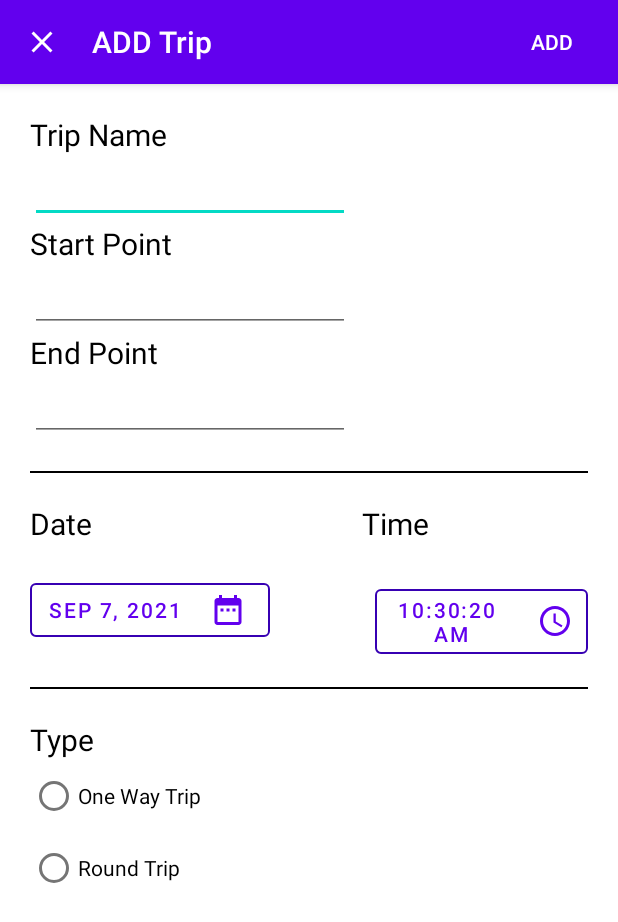
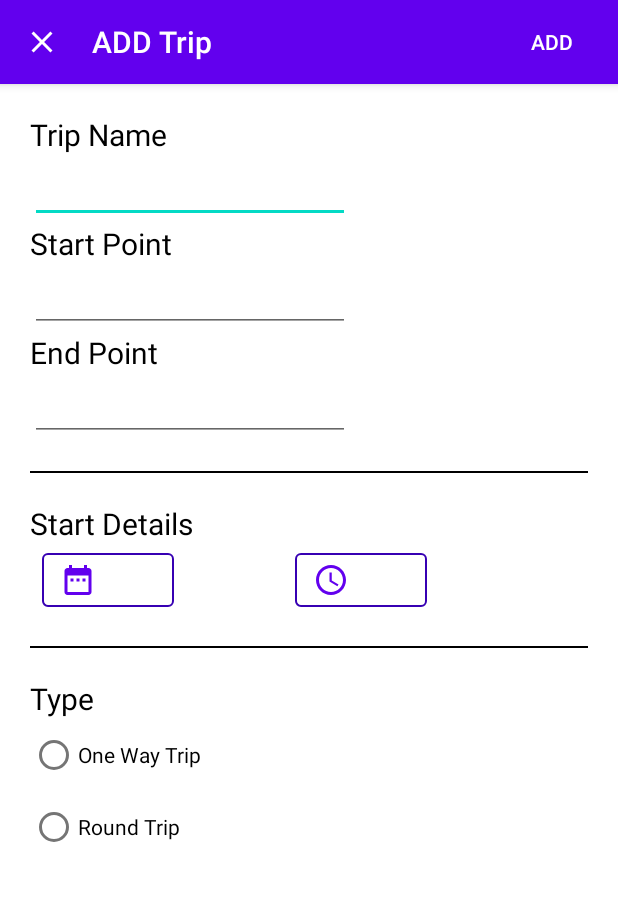
Before and after one commit to amrel7afy/TRIPAWY, an Android app: the screen it shows after launch once a user with an empty profile is signed in (AddNewTripActivity), after a tap on an icon or button, on a phone screen of 412 x 824 dp. Shown: the top 922 px of the screen. Run offline under Robolectric (Android 15) with nearby library versions, the phone set to English and light mode, and no system bars; our stand-ins replace Firebase (no records; nobody signed in at launch, a user with empty details on screens opened directly), Room's generated code, navigation-ui.

Commit message:
Notes Start Trip In Google Maps (Static Place)

```diff
--- a/app/build.gradle
+++ b/app/build.gradle
@@ -65,4 +65,7 @@ dependencies {
 
 
 
+
+
+
 }
--- a/app/src/main/java/com/example/tripawy/AddNewTripActivity.java
+++ b/app/src/main/java/com/example/tripawy/AddNewTripActivity.java
@@ -1,11 +1,15 @@
 package com.example.tripawy;
 
+import androidx.annotation.NonNull;
 import androidx.appcompat.app.AppCompatActivity;
 
 import android.annotation.SuppressLint;
 import android.app.DatePickerDialog;
+import android.app.Fragment;
 import android.app.TimePickerDialog;
+import android.content.Intent;
 import android.os.Bundle;
+import android.util.Log;
 import android.view.View;
 import android.widget.Button;
 import android.widget.DatePicker;
@@ -16,13 +20,10 @@ import android.widget.RadioGroup;
 import android.widget.TimePicker;
 import android.widget.Toast;
 
-import java.sql.Time;
 import java.text.DateFormat;
-import java.text.ParseException;
-import java.text.SimpleDateFormat;
+
 import java.util.ArrayList;
 import java.util.Calendar;
-import java.util.Date;
 import java.util.concurrent.Executors;
 
 public class AddNewTripActivity extends AppCompatActivity {
@@ -41,6 +42,7 @@ public class AddNewTripActivity extends AppCompatActivity {
     private int year, month, dayOfMonth, hour, minute;
     private Calendar c, cDate;
 
+
     @Override
     protected void onCreate(Bundle savedInstanceState) {
         super.onCreate(savedInstanceState);
@@ -56,12 +58,10 @@ public class AddNewTripActivity extends AppCompatActivity {
         hour = calendar.get(Calendar.HOUR_OF_DAY);
         minute = calendar.get(Calendar.MINUTE);
 
-
-        updateTime(calendar);
-        updateDate(calendar);
+    }
 
 
-    }
+
 
     private void initializeComponent() {
         btn_datePicker = findViewById(R.id.btnDatePicker);
@@ -154,7 +154,8 @@ public class AddNewTripActivity extends AppCompatActivity {
         radioButtonType = (RadioButton) findViewById(selectedId);
         if (editTxtTripName.getText().toString().isEmpty()
                 || editTxtStartPoint.getText().toString().isEmpty()
-                || editTxtEndPoint.getText().toString().isEmpty() || radioButtonType == null) {
+                || editTxtEndPoint.getText().toString().isEmpty() || radioButtonType == null
+                || btn_timePicker.getText().toString().isEmpty()|| btn_datePicker.getText().toString().isEmpty()) {
             Toast.makeText(getApplicationContext(), "Please fill all fields", Toast.LENGTH_SHORT).show();
             return true;
         }
--- a/app/src/main/java/com/example/tripawy/AddNoteActivity.java
+++ b/app/src/main/java/com/example/tripawy/AddNoteActivity.java
@@ -65,6 +65,11 @@ public class AddNoteActivity extends AppCompatActivity {
     }
 
     public void save(View v) {
+        editTextNote = view1.findViewById(R.id.editTextNote);
+        if(editTextNote.getText().toString().isEmpty()){
+        }else{
+            arrayListNotes.add(editTextNote.getText().toString());
+        }
         trip.setNotes(arrayListNotes);
         Executors.newSingleThreadExecutor().execute(() -> {
             RoomDB.getTrips(this.getApplicationContext()).update(trip);
--- a/app/src/main/java/com/example/tripawy/AlarmService.java
+++ b/app/src/main/java/com/example/tripawy/AlarmService.java
@@ -56,8 +56,10 @@ public class AlarmService extends Service {
                     public void onClick(DialogInterface dialog, int id) {
                         //TODO  intent to go to google maps
                         Uri gmmIntentUri = Uri.parse("geo:12.22222,22.22222");
-                        Intent intent =new Intent(Intent.ACTION_VIEW,gmmIntentUri);
-                        intent.setPackage("com.google.android.apps.maps");
+                        //Intent intent =new Intent(Intent.ACTION_VIEW,gmmIntentUri);
+                        //intent.setPackage("com.google.android.apps.maps");
+                        Intent intent = new Intent(android.content.Intent.ACTION_VIEW,
+                                Uri.parse("google.navigation:q=mansoura"));
                         intent.setFlags(Intent.FLAG_ACTIVITY_NEW_TASK);
                         if (intent.resolveActivity(getPackageManager()) != null) {
                             startActivity(intent);
--- a/app/src/main/java/com/example/tripawy/HomeActivity.java
+++ b/app/src/main/java/com/example/tripawy/HomeActivity.java
@@ -138,6 +138,8 @@ public class HomeActivity extends AppCompatActivity {
                     int id = menuItem.getItemId();
                     if (id == R.id.btn_sync) {
                         sync(uid);
+                    }else if(id == R.id.btn_logout){
+
                     }
                     NavigationUI.onNavDestinationSelected(menuItem, navController);
                     drawer.closeDrawer(GravityCompat.START);
--- a/app/src/main/java/com/example/tripawy/LoginActivity.java
+++ b/app/src/main/java/com/example/tripawy/LoginActivity.java
@@ -44,7 +44,6 @@ public class LoginActivity extends AppCompatActivity {
         setContentView(R.layout.activity_login);
         initializeComponent();
         mAuth = FirebaseAuth.getInstance();
-
 
     }
 
--- a/app/src/main/res/layout/activity_add_new_trip.xml
+++ b/app/src/main/res/layout/activity_add_new_trip.xml
@@ -127,53 +127,49 @@
                 <TextView
                     android:layout_width="wrap_content"
                     android:layout_height="wrap_content"
-                    android:text="@string/date"
+                    android:text="@string/start_details"
                     android:textSize="20dp"
                     android:textColor="@color/black"/>
 
-                <TextView
-                    android:layout_width="wrap_content"
-                    android:layout_height="wrap_content"
-                    android:text="@string/time"
-                    android:textSize="20dp"
-                    android:textColor="@color/black"
-                    android:layout_marginLeft="180dp"
-                    android:layout_marginBottom="20dp"/>
             </LinearLayout>
-            <LinearLayout
-                android:layout_width="wrap_content"
-                android:layout_height="wrap_content"
+            <androidx.constraintlayout.widget.ConstraintLayout
+                android:layout_width="match_parent"
+                android:layout_height="match_parent"
                 android:orientation="horizontal"
                 android:layout_marginBottom="20dp">
 
                 <Button
                     android:id="@+id/btnDatePicker"
+                    style="@style/Widget.MaterialComponents.Button.OutlinedButton.Icon"
                     android:layout_width="wrap_content"
                     android:layout_height="wrap_content"
-                    android:text="29/8/2021"
-                    style="@style/Widget.MaterialComponents.Button.OutlinedButton.Icon"
-                    app:iconGravity="end"
+                    android:layout_marginStart="8dp"
+                    android:onClick="pickDate"
                     app:icon="@drawable/ic_baseline_date_range_24"
-                    app:iconPadding="20dp"
-                    app:strokeColor="@color/purple_700"
-                    android:onClick="pickDate"
-                    />
+                    app:iconGravity="start"
+                    app:layout_constraintBottom_toBottomOf="parent"
+                    app:layout_constraintStart_toStartOf="parent"
+                    app:layout_constraintTop_toTopOf="parent"
+                    app:layout_constraintVertical_bias="0.0"
+                    app:strokeColor="@color/purple_700" />
 
                 <Button
                     android:id="@+id/btnTimePicker"
                     style="@style/Widget.MaterialComponents.Button.OutlinedButton.Icon"
                     android:layout_width="wrap_content"
                     android:layout_height="wrap_content"
-                    android:text="8:55:00 PM"
-                    android:layout_marginLeft="70dp"
-                    android:paddingRight="10dp"
-                    app:iconGravity="end"
+                    android:layout_marginStart="80dp"
+                    android:layout_marginEnd="107dp"
+                    android:onClick="pickTime"
                     app:icon="@drawable/ic_baseline_access_time_24"
-                    app:iconPadding="20dp"
-                    app:strokeColor="@color/purple_700"
-                    android:onClick="pickTime"
-                    />
-            </LinearLayout>
+                    app:iconGravity="start"
+                    app:layout_constraintBottom_toBottomOf="parent"
+                    app:layout_constraintEnd_toEndOf="parent"
+                    app:layout_constraintStart_toEndOf="@+id/btnDatePicker"
+                    app:layout_constraintTop_toTopOf="parent"
+                    app:layout_constraintVertical_bias="0.0"
+                    app:strokeColor="@color/purple_700" />
+            </androidx.constraintlayout.widget.ConstraintLayout>
 
             <View
                 android:layout_width="match_parent"
--- a/app/src/main/res/values/strings.xml
+++ b/app/src/main/res/values/strings.xml
@@ -75,4 +75,5 @@
     <string name="add_notes">ADD Notes</string>
     <string name="sync">Sync</string>
     <string name="log_out">Log out</string>
+    <string name="start_details">Start Details</string>
 </resources>
--- a/build.gradle
+++ b/build.gradle
@@ -3,6 +3,7 @@ buildscript {
     repositories {
         google()
         mavenCentral()
+
     }
     dependencies {
         classpath "com.android.tools.build:gradle:7.0.1"
```
